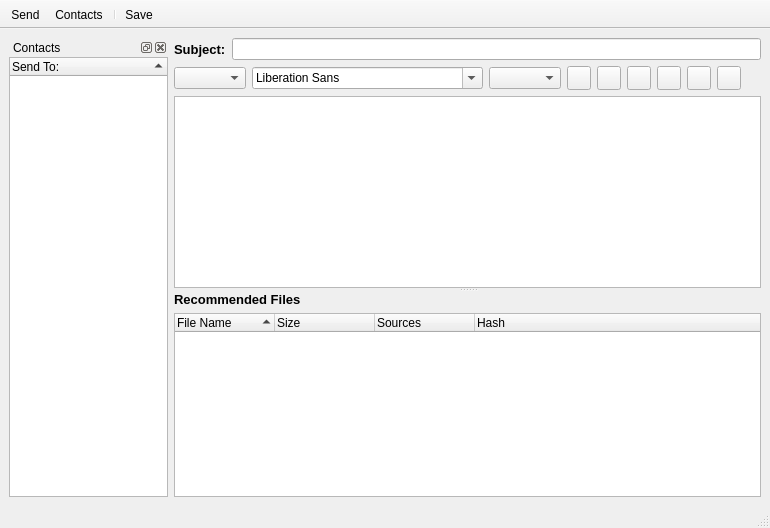
RetroShare/RetroShare, file retroshare-gui/src/gui/msgs/ChanMsgDialog.ui: the form before one commit.
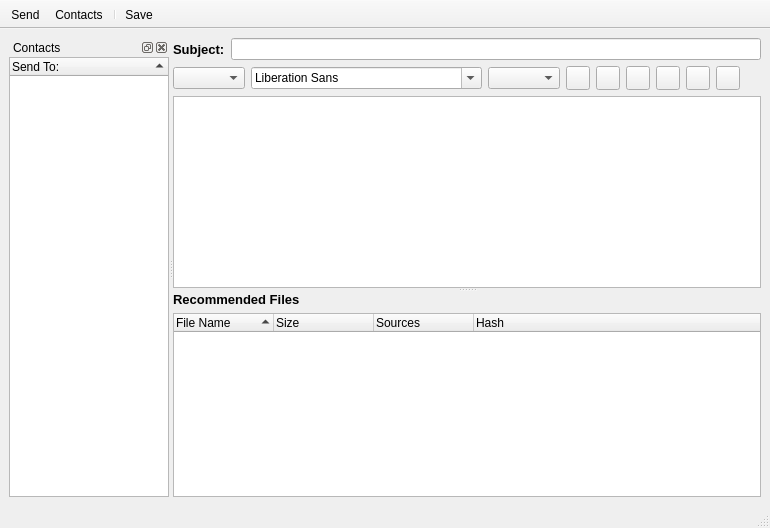
The form after the commit. Icons and pictures are not drawn.

```diff
--- a/retroshare-gui/src/gui/msgs/ChanMsgDialog.ui
+++ b/retroshare-gui/src/gui/msgs/ChanMsgDialog.ui
@@ -21,8 +21,12 @@
     <normaloff>:/images/folder-draft.png</normaloff>:/images/folder-draft.png</iconset>
   </property>
   <widget class="QWidget" name="centralwidget">
-   <layout class="QGridLayout">
-    <item row="0" column="0">
+   <layout class="QHBoxLayout" name="horizontalLayout">
+    <item>
+     <widget class="QSplitter" name="splitter_2">
+      <property name="orientation">
+       <enum>Qt::Horizontal</enum>
+      </property>
      <widget class="QDockWidget" name="contactsdockWidget">
       <property name="sizePolicy">
        <sizepolicy hsizetype="Fixed" vsizetype="Preferred">
@@ -92,8 +96,6 @@
        </layout>
       </widget>
      </widget>
-    </item>
-    <item row="0" column="1">
      <widget class="QSplitter" name="splitter">
       <property name="orientation">
        <enum>Qt::Vertical</enum>
@@ -377,6 +379,7 @@
        </layout>
       </widget>
      </widget>
+     </widget>
     </item>
    </layout>
   </widget>
```
Left out of the diff: 3 changed lines with no effect on the pictures. Lines whose indentation alone changed are shown as unchanged.
